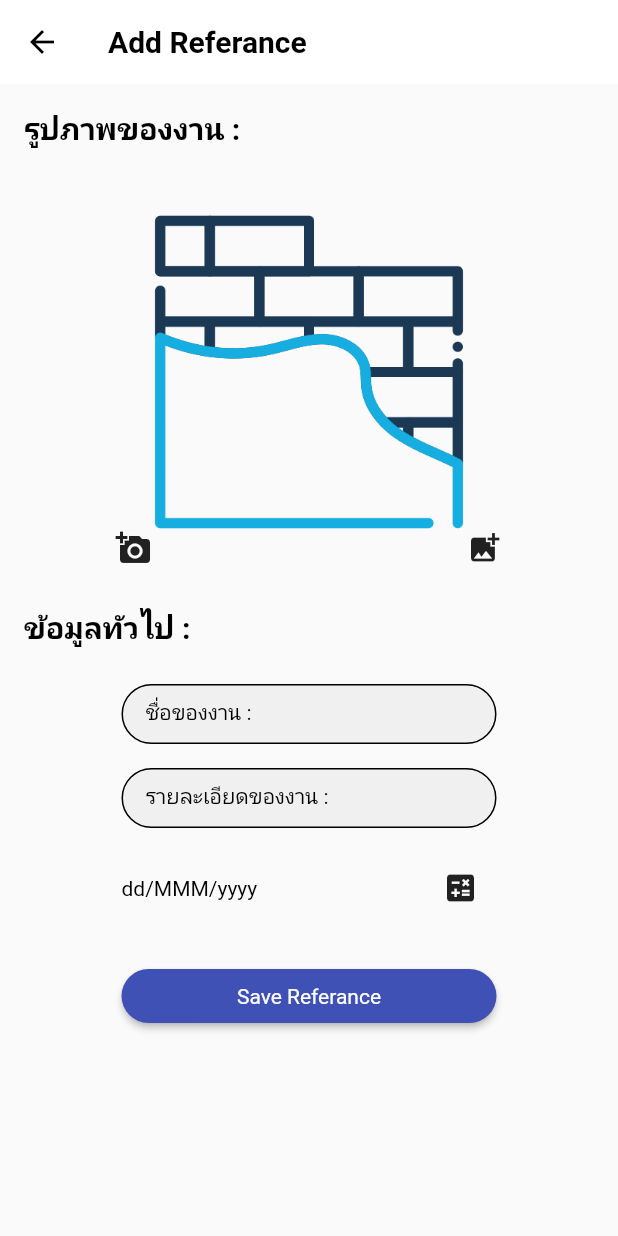
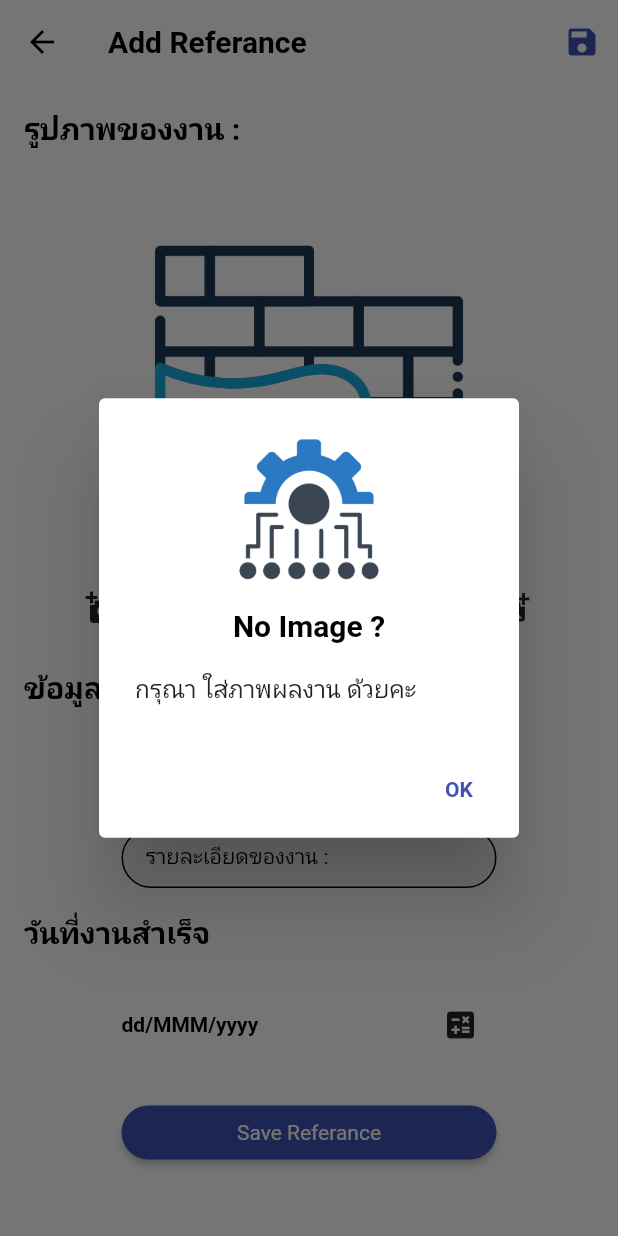
Before and after one commit to masterUNG/TechnicService, a Flutter app: the AddReferance screen opened directly, after a tap on "Save Referance", on a phone screen of 412 x 824 dp. Run offline on Flutter 3.47's test engine with Material 2 defaults, Android fonts, the phone set to English and light mode, and no system bars; our stand-ins replace cloud_firestore, firebase_auth, firebase_core, firebase_storage, geolocator, get and 2 more; accounts and stored records are empty.

Commit message:
app refer success

```diff
--- a/lib/models/referance_model.dart
+++ b/lib/models/referance_model.dart
@@ -9,12 +9,14 @@ class ReferanceModel {
   final String detail;
   final String uidTechnic;
   final Timestamp timestampJob;
+  final Timestamp timestampUpdate;
   ReferanceModel({
     required this.urlJob,
     required this.nameJob,
     required this.detail,
     required this.uidTechnic,
     required this.timestampJob,
+    required this.timestampUpdate,
   });
 
   Map<String, dynamic> toMap() {
@@ -24,6 +26,7 @@ class ReferanceModel {
       'detail': detail,
       'uidTechnic': uidTechnic,
       'timestampJob': timestampJob,
+      'timestampUpdate': timestampUpdate,
     };
   }
 
@@ -34,10 +37,12 @@ class ReferanceModel {
       detail: (map['detail'] ?? '') as String,
       uidTechnic: (map['uidTechnic'] ?? '') as String,
       timestampJob: (map['timestampJob']),
+      timestampUpdate: (map['timestampUpdate']),
     );
   }
 
   String toJson() => json.encode(toMap());
 
-  factory ReferanceModel.fromJson(String source) => ReferanceModel.fromMap(json.decode(source) as Map<String, dynamic>);
+  factory ReferanceModel.fromJson(String source) =>
+      ReferanceModel.fromMap(json.decode(source) as Map<String, dynamic>);
 }
--- a/lib/states/app_referance.dart
+++ b/lib/states/app_referance.dart
@@ -1,5 +1,14 @@
+import 'dart:math';
+
+import 'package:cloud_firestore/cloud_firestore.dart';
 import 'package:flutter/material.dart';
+import 'package:get/get.dart';
+import 'package:image_picker/image_picker.dart';
+import 'package:technicservice/models/referance_model.dart';
 import 'package:technicservice/utility/app_constant.dart';
+import 'package:technicservice/utility/app_controller.dart';
+import 'package:technicservice/utility/app_dialog.dart';
+import 'package:technicservice/utility/app_service.dart';
 import 'package:technicservice/widgets/widget_button.dart';
 import 'package:technicservice/widgets/widget_form.dart';
 import 'package:technicservice/widgets/widget_icon_button.dart';
@@ -16,34 +25,75 @@ class AddReferance extends StatefulWidget {
 
 class _AddReferanceState extends State<AddReferance> {
   String showDate = 'dd/MMM/yyyy';
+  AppController controller = Get.put(AppController());
+
+  String? name, detail;
+  Timestamp? timestamp;
+
+  @override
+  void initState() {
+    super.initState();
+    if (controller.files.isNotEmpty) {
+      controller.files.clear();
+    }
+  }
 
   @override
   Widget build(BuildContext context) {
     return Scaffold(
+      backgroundColor: AppConstant.bgColor,
       appBar: AppBar(
         title: WidgetText(
           text: 'Add Referance',
           textStyle: AppConstant().h2Style(),
         ),
+        actions: [
+          WidgetIconButton(
+            iconData: Icons.save,
+            pressFunc: () {
+              processSave();
+            },
+            iconColor: Theme.of(context).primaryColor,
+          )
+        ],
       ),
-      body: ListView(
+      body: GetX(
+          init: AppController(),
+          builder: (AppController appController) {
+            print('##8dec files--> ${appController.files}');
+            return GestureDetector(
+              behavior: HitTestBehavior.opaque,
+              onTap: () =>
+                  FocusScope.of(context).requestFocus(FocusScopeNode()),
+              child: ListView(
                 children: [
                   const WidgetShowHead(head: 'รูปภาพของงาน :'),
-          imageBuilding(),
+                  imageBuilding(appController: appController),
                   const WidgetShowHead(head: 'ข้อมูลทัวไป :'),
                   nameForm(),
                   detailForm(),
+                  const WidgetShowHead(head: 'วันที่งานสำเร็จ'),
                   showDateJob(),
-          Row(mainAxisAlignment: MainAxisAlignment.center,
+                  buttonSave(),
+                ],
+              ),
+            );
+          }),
+    );
+  }
+
+  Row buttonSave() {
+    return Row(
+      mainAxisAlignment: MainAxisAlignment.center,
       children: [
         WidgetButton(
           label: 'Save Referance',
-                pressFunc: () {},width: 250,
+          pressFunc: () {
+            processSave();
+          },
+          width: 250,
         ),
       ],
-          )
-        ],
-      ),
     );
   }
 
@@ -59,11 +109,29 @@ class _AddReferanceState extends State<AddReferance> {
             children: [
               WidgetText(
                 text: showDate,
-                textStyle: AppConstant().h3Style(),
+                textStyle: AppConstant().h3Style(fontWeight: FontWeight.bold),
               ),
               WidgetIconButton(
                 iconData: Icons.calculate,
-                pressFunc: () {},
+                pressFunc: () async {
+                  DateTime dateTime = DateTime.now();
+
+                  await showDatePicker(
+                    context: context,
+                    initialDate: dateTime,
+                    firstDate: DateTime(dateTime.year - 3),
+                    lastDate: dateTime,
+                  ).then((value) {
+                    DateTime? chooseDateTime = value;
+                    if (chooseDateTime != null) {
+                      timestamp = Timestamp.fromDate(chooseDateTime);
+
+                      showDate = AppService()
+                          .dateTimeToString(dateTime: chooseDateTime);
+                      setState(() {});
+                    }
+                  });
+                },
               )
             ],
           ),
@@ -81,7 +149,9 @@ class _AddReferanceState extends State<AddReferance> {
             text: 'รายละเอียดของงาน :',
             textStyle: AppConstant().h3Style(),
           ),
-          changeFunc: (p0) {},
+          changeFunc: (p0) {
+            detail = p0.trim();
+          },
         ),
       ],
     );
@@ -96,21 +166,32 @@ class _AddReferanceState extends State<AddReferance> {
             text: 'ชื่อของงาน :',
             textStyle: AppConstant().h3Style(),
           ),
-          changeFunc: (p0) {},
+          changeFunc: (p0) {
+            name = p0.trim();
+          },
         ),
       ],
     );
   }
 
-  Row imageBuilding() {
+  Row imageBuilding({required AppController appController}) {
     return Row(
       mainAxisAlignment: MainAxisAlignment.center,
       children: [
         Stack(
           children: [
-            const Padding(
-              padding: EdgeInsets.all(16.0),
-              child: WidgetImage(
+            Padding(
+              padding: const EdgeInsets.all(36.0),
+              child: appController.files.isNotEmpty
+                  ? SizedBox(
+                      width: 250,
+                      height: 250,
+                      child: Image.file(
+                        appController.files[0],
+                        fit: BoxFit.cover,
+                      ),
+                    )
+                  : const WidgetImage(
                       path: 'images/build.png',
                       size: 250,
                     ),
@@ -120,7 +201,16 @@ class _AddReferanceState extends State<AddReferance> {
               left: 0,
               child: WidgetIconButton(
                 iconData: Icons.add_a_photo,
-                pressFunc: () {},
+                pressFunc: () async {
+                  if (appController.files.isNotEmpty) {
+                    appController.files.clear();
+                  }
+                  await AppService()
+                      .processTakePhoto(source: ImageSource.camera)
+                      .then((value) {
+                    appController.files.add(value!);
+                  });
+                },
               ),
             ),
             Positioned(
@@ -128,7 +218,16 @@ class _AddReferanceState extends State<AddReferance> {
               right: 0,
               child: WidgetIconButton(
                 iconData: Icons.add_photo_alternate,
-                pressFunc: () {},
+                pressFunc: () async {
+                  if (appController.files.isNotEmpty) {
+                    appController.files.clear();
+                  }
+                  await AppService()
+                      .processTakePhoto(source: ImageSource.gallery)
+                      .then((value) {
+                    appController.files.add(value!);
+                  });
+                },
               ),
             ),
           ],
@@ -136,4 +235,41 @@ class _AddReferanceState extends State<AddReferance> {
       ],
     );
   }
+
+  Future<void> processSave() async {
+    if (controller.files.isEmpty) {
+      AppDialog(context: context).normalDialog(
+          title: 'No Image ?', detail: 'กรุณา ใส่ภาพผลงาน ด้วยคะ');
+    } else if ((name?.isEmpty ?? true) || (detail?.isEmpty ?? true)) {
+      AppDialog(context: context).normalDialog(
+          title: 'กรอกไม่ครบ', detail: 'กรุณา กรอกข้อมูลทั่วไปให้ครบ');
+    } else if (timestamp == null) {
+      AppDialog(context: context).normalDialog(
+          title: 'วันที่งานสำเร็จ ?',
+          detail: 'กรุณาเลือก วันที่งานสำเร็จด้วย คะ');
+    } else {
+      String path =
+          'referance/${controller.uidLogins[0]}${Random().nextInt(1000000)}.jpg';
+      print('path --> $path');
+
+      String? urlImage = await AppService().processUploadImage(path: path);
+      print('urlImage --> $urlImage');
+
+      ReferanceModel referanceModel = ReferanceModel(
+          urlJob: urlImage!,
+          nameJob: name!,
+          detail: detail!,
+          uidTechnic: controller.uidLogins[0],
+          timestampJob: timestamp!,
+          timestampUpdate: Timestamp.fromDate(DateTime.now()));
+
+      await FirebaseFirestore.instance
+          .collection('referance')
+          .doc()
+          .set(referanceModel.toMap())
+          .then((value) {
+        Get.back();
+      });
     }
+  }
+}
--- a/lib/utility/app_service.dart
+++ b/lib/utility/app_service.dart
@@ -7,6 +7,7 @@ import 'package:flutter/material.dart';
 import 'package:geolocator/geolocator.dart';
 import 'package:get/get.dart';
 import 'package:image_picker/image_picker.dart';
+import 'package:intl/intl.dart';
 import 'package:technicservice/models/user_model.dart';
 import 'package:technicservice/utility/app_constant.dart';
 import 'package:technicservice/utility/app_controller.dart';
@@ -14,6 +15,11 @@ import 'package:technicservice/utility/app_dialog.dart';
 import 'package:technicservice/widgets/widget_text_button.dart';
 
 class AppService {
+  String dateTimeToString({required DateTime dateTime}) {
+    DateFormat dateFormat = DateFormat('dd MMM yyyy');
+    return dateFormat.format(dateTime);
+  }
+
   Future<String?> processUploadImage({required String path}) async {
     AppController appController = Get.put(AppController());
     String? urlImage;
--- a/pubspec.yaml
+++ b/pubspec.yaml
@@ -45,6 +45,7 @@ dependencies:
   firebase_storage: ^11.0.6
   firebase_messaging: ^14.1.1
   image_picker: ^0.8.6
+  intl: ^0.17.0
 
 dev_dependencies:
   flutter_test:
```
Also changed, not shown: lib/main.dart (line endings or trailing spaces), pubspec.lock. Lines whose indentation alone changed are shown as unchanged.
